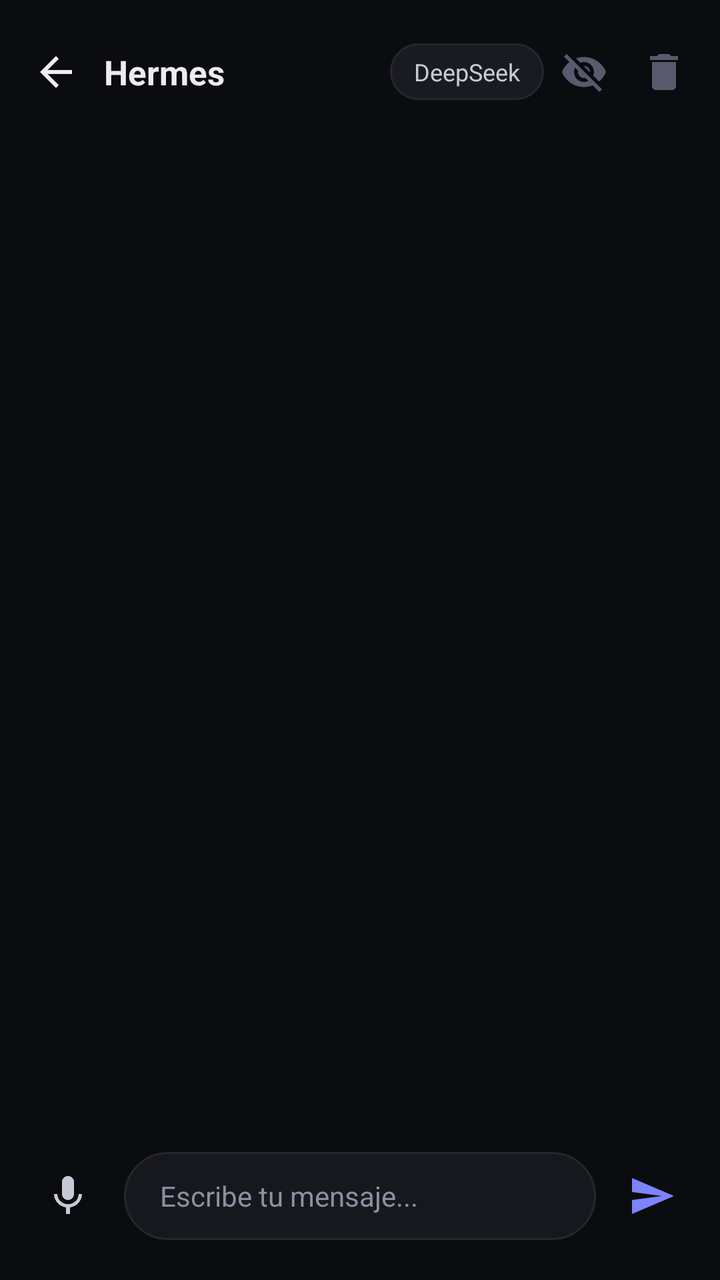
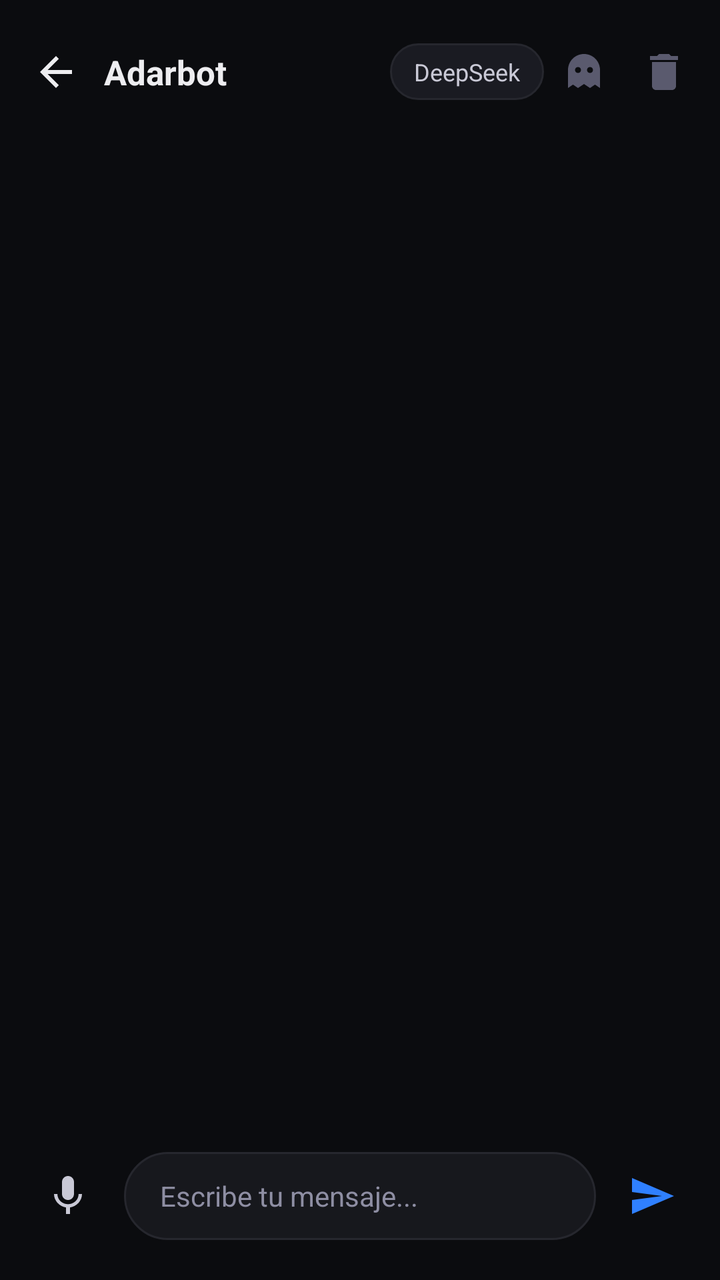

Before-and-after screenshots of an Android layout around one commit, followed by the original layout XML and the change that was made.
<!-- AndroidManifest.xml: activity theme Theme.NemotronVoiceIME -->
<!-- res/layout/activity_chat.xml -->
<?xml version="1.0" encoding="utf-8"?>
<LinearLayout xmlns:android="http://schemas.android.com/apk/res/android"
    android:layout_width="match_parent"
    android:layout_height="match_parent"
    android:background="#0B0C0F"
    android:orientation="vertical">

    <LinearLayout
        android:layout_width="match_parent"
        android:layout_height="wrap_content"
        android:gravity="center_vertical"
        android:orientation="horizontal"
        android:paddingLeft="8dp"
        android:paddingTop="16dp"
        android:paddingRight="8dp"
        android:paddingBottom="8dp">

        <ImageButton
            android:id="@+id/btnBack"
            android:layout_width="40dp"
            android:layout_height="40dp"
            android:background="?attr/selectableItemBackgroundBorderless"
            android:contentDescription="Volver"
            android:padding="8dp"
            android:src="@drawable/ic_back"
            android:tint="#EDEDF0" />

        <TextView
            android:id="@+id/convTitle"
            android:layout_width="0dp"
            android:layout_height="wrap_content"
            android:layout_weight="1"
            android:ellipsize="end"
            android:maxLines="1"
            android:paddingLeft="4dp"
            android:text="Hermes"
            android:textColor="#EDEDF0"
            android:textSize="17sp"
            android:textStyle="bold" />

        <TextView
            android:id="@+id/modelChip"
            android:layout_width="wrap_content"
            android:layout_height="wrap_content"
            android:background="@drawable/bg_chip"
            android:paddingLeft="12dp"
            android:paddingTop="6dp"
            android:paddingRight="12dp"
            android:paddingBottom="6dp"
            android:text="DeepSeek"
            android:textColor="#C9C9D6"
            android:textSize="12sp" />

        <ImageButton
            android:id="@+id/btnIncognito"
            android:layout_width="40dp"
            android:layout_height="40dp"
            android:background="?attr/selectableItemBackgroundBorderless"
            android:contentDescription="Modo incognito"
            android:padding="10dp"
            android:src="@drawable/ic_mask"
            android:tint="#5A5A6E" />

        <ImageButton
            android:id="@+id/btnDelete"
            android:layout_width="40dp"
            android:layout_height="40dp"
            android:background="?attr/selectableItemBackgroundBorderless"
            android:contentDescription="Eliminar conversacion"
            android:padding="10dp"
            android:src="@drawable/ic_trash"
            android:tint="#5A5A6E" />
    </LinearLayout>

    <androidx.recyclerview.widget.RecyclerView
        android:id="@+id/recyclerMessages"
        android:layout_width="match_parent"
        android:layout_height="0dp"
        android:layout_weight="1"
        android:clipToPadding="false"
        android:paddingBottom="8dp" />

    <LinearLayout
        android:layout_width="match_parent"
        android:layout_height="wrap_content"
        android:gravity="center_vertical"
        android:orientation="horizontal"
        android:paddingLeft="12dp"
        android:paddingTop="8dp"
        android:paddingRight="12dp"
        android:paddingBottom="20dp">

        <ImageButton
            android:id="@+id/btnMic"
            android:layout_width="44dp"
            android:layout_height="44dp"
            android:background="?attr/selectableItemBackgroundBorderless"
            android:contentDescription="Escribir por voz"
            android:padding="10dp"
            android:src="@drawable/ic_mic"
            android:tint="#C9C9D6" />

        <EditText
            android:id="@+id/inputField"
            android:layout_width="0dp"
            android:layout_height="44dp"
            android:layout_weight="1"
            android:layout_marginLeft="6dp"
            android:layout_marginRight="6dp"
            android:background="@drawable/bg_input"
            android:hint="Escribe tu mensaje..."
            android:imeOptions="actionSend"
            android:importantForAutofill="no"
            android:inputType="text"
            android:maxLines="1"
            android:paddingLeft="18dp"
            android:paddingRight="18dp"
            android:textColor="#EDEDF0"
            android:textColorHint="#8E8EA3"
            android:textSize="14sp" />

        <ImageButton
            android:id="@+id/btnSend"
            android:layout_width="44dp"
            android:layout_height="44dp"
            android:background="?attr/selectableItemBackgroundBorderless"
            android:contentDescription="Enviar"
            android:padding="10dp"
            android:src="@drawable/ic_send"
            android:tint="#7C83FD" />
    </LinearLayout>
</LinearLayout>
<!-- resources referenced by this layout -->
<resources>
  <!-- drawable bg_chip (drawable) -->
  <shape xmlns:android="http://schemas.android.com/apk/res/android"
      android:shape="rectangle">
      <solid android:color="#1A1B22" />
      <stroke android:width="1dp" android:color="#26272E" />
      <corners android:radius="18dp" />
  </shape>
  <!-- drawable bg_input (drawable) -->
  <shape xmlns:android="http://schemas.android.com/apk/res/android"
      android:shape="rectangle">
      <solid android:color="#17181D" />
      <stroke android:width="1dp" android:color="#26272E" />
      <corners android:radius="28dp" />
  </shape>
  <!-- drawable ic_back (drawable) -->
  <vector xmlns:android="http://schemas.android.com/apk/res/android"
      android:width="24dp"
      android:height="24dp"
      android:viewportWidth="24"
      android:viewportHeight="24">
      <path
          android:fillColor="#FFFFFFFF"
          android:pathData="M20,11L7.83,11l5.59,-5.59L12,4l-8,8 8,8 1.41,-1.41L7.83,13L20,13v-2z" />
  </vector>
  <!-- drawable ic_mask (drawable) -->
  <vector xmlns:android="http://schemas.android.com/apk/res/android"
      android:width="24dp"
      android:height="24dp"
      android:viewportWidth="24"
      android:viewportHeight="24">
      <path
          android:fillColor="#FFFFFFFF"
          android:pathData="M12,7c2.76,0 5,2.24 5,5 0,0.65 -0.13,1.26 -0.36,1.83l2.92,2.92c1.51,-1.26 2.7,-2.89 3.43,-4.75 -1.73,-4.39 -6,-7.5 -11,-7.5 -1.4,0 -2.74,0.25 -3.98,0.7l2.16,2.16C10.74,7.13 11.35,7 12,7zM2,4.27l2.28,2.28 0.46,0.46C3.08,8.3 1.78,10.02 1,12c1.73,4.39 6,7.5 11,7.5 1.55,0 3.03,-0.3 4.38,-0.84l0.42,0.42L19.73,22 21,20.73 3.27,3 2,4.27zM7.53,9.8l1.55,1.55c-0.05,0.21 -0.08,0.43 -0.08,0.65 0,1.66 1.34,3 3,3 0.22,0 0.44,-0.03 0.65,-0.08l1.55,1.55c-0.67,0.33 -1.41,0.53 -2.2,0.53 -2.76,0 -5,-2.24 -5,-5 0,-0.79 0.2,-1.53 0.53,-2.2zM11.84,9.02l3.15,3.15 0.02,-0.16c0,-1.66 -1.34,-3 -3,-3l-0.17,0.01z" />
  </vector>
  <!-- drawable ic_mic (drawable) -->
  <vector xmlns:android="http://schemas.android.com/apk/res/android"
      android:width="24dp"
      android:height="24dp"
      android:viewportWidth="24"
      android:viewportHeight="24">
      <path
          android:fillColor="#FFFFFFFF"
          android:pathData="M12,14c1.66,0 2.99,-1.34 2.99,-3L15,5c0,-1.66 -1.34,-3 -3,-3S9,3.34 9,5v6c0,1.66 1.34,3 3,3zM17.3,11c0,3 -2.54,5.1 -5.3,5.1S6.7,14 6.7,11L5,11c0,3.41 2.72,6.23 6,6.72L11,21h2v-3.28c3.28,-0.48 6,-3.3 6,-6.72h-1.7z" />
  </vector>
  <!-- drawable ic_send (drawable) -->
  <vector xmlns:android="http://schemas.android.com/apk/res/android"
      android:width="24dp"
      android:height="24dp"
      android:viewportWidth="24"
      android:viewportHeight="24">
      <path
          android:fillColor="#FFFFFFFF"
          android:pathData="M2.01,21L23,12 2.01,3 2,10l15,2 -15,2z" />
  </vector>
  <!-- drawable ic_trash (drawable) -->
  <vector xmlns:android="http://schemas.android.com/apk/res/android"
      android:width="24dp"
      android:height="24dp"
      android:viewportWidth="24"
      android:viewportHeight="24">
      <path
          android:fillColor="#FFFFFFFF"
          android:pathData="M6,19c0,1.1 0.9,2 2,2h8c1.1,0 2,-0.9 2,-2L18,7L6,7v12zM19,4h-3.5l-1,-1h-5l-1,1L5,4v2h14L19,4z" />
  </vector>
  <style name="Theme.NemotronVoiceIME" parent="Theme.Material3.DayNight.NoActionBar">
          <item name="colorPrimary">@color/accent</item>
          <item name="colorPrimaryVariant">@color/accent_dark</item>
          <item name="colorOnPrimary">@color/text_light</item>
          <item name="android:statusBarColor">@color/bg_primary</item>
      </style>
  <color name="accent">#76B900</color>
  <color name="accent_dark">#5A8C00</color>
  <color name="text_light">#FFFFFF</color>
  <color name="bg_primary">#1A1A2E</color>
</resources>

<!-- the commit's change to res/layout/activity_chat.xml (unified diff, before → after) -->
@@ -33,7 +33,7 @@
             android:ellipsize="end"
             android:maxLines="1"
             android:paddingLeft="4dp"
-            android:text="Hermes"
+            android:text="Adarbot"
             android:textColor="#EDEDF0"
             android:textSize="17sp"
             android:textStyle="bold" />
@@ -58,7 +58,7 @@
             android:background="?attr/selectableItemBackgroundBorderless"
             android:contentDescription="Modo incognito"
             android:padding="10dp"
-            android:src="@drawable/ic_mask"
+            android:src="@drawable/ic_ghost"
             android:tint="#5A5A6E" />
 
         <ImageButton
@@ -127,6 +127,6 @@
             android:contentDescription="Enviar"
             android:padding="10dp"
             android:src="@drawable/ic_send"
-            android:tint="#7C83FD" />
+            android:tint="#2F80FF" />
     </LinearLayout>
 </LinearLayout>
<!-- resource entries referenced after the edit -->
@@ -24,15 +24,9 @@
           android:fillColor="#FFFFFFFF"
           android:pathData="M20,11L7.83,11l5.59,-5.59L12,4l-8,8 8,8 1.41,-1.41L7.83,13L20,13v-2z" />
   </vector>
-  <!-- drawable ic_mask (drawable) -->
-  <vector xmlns:android="http://schemas.android.com/apk/res/android"
-      android:width="24dp"
-      android:height="24dp"
-      android:viewportWidth="24"
-      android:viewportHeight="24">
-      <path
-          android:fillColor="#FFFFFFFF"
-          android:pathData="M12,7c2.76,0 5,2.24 5,5 0,0.65 -0.13,1.26 -0.36,1.83l2.92,2.92c1.51,-1.26 2.7,-2.89 3.43,-4.75 -1.73,-4.39 -6,-7.5 -11,-7.5 -1.4,0 -2.74,0.25 -3.98,0.7l2.16,2.16C10.74,7.13 11.35,7 12,7zM2,4.27l2.28,2.28 0.46,0.46C3.08,8.3 1.78,10.02 1,12c1.73,4.39 6,7.5 11,7.5 1.55,0 3.03,-0.3 4.38,-0.84l0.42,0.42L19.73,22 21,20.73 3.27,3 2,4.27zM7.53,9.8l1.55,1.55c-0.05,0.21 -0.08,0.43 -0.08,0.65 0,1.66 1.34,3 3,3 0.22,0 0.44,-0.03 0.65,-0.08l1.55,1.55c-0.67,0.33 -1.41,0.53 -2.2,0.53 -2.76,0 -5,-2.24 -5,-5 0,-0.79 0.2,-1.53 0.53,-2.2zM11.84,9.02l3.15,3.15 0.02,-0.16c0,-1.66 -1.34,-3 -3,-3l-0.17,0.01z" />
+  <!-- drawable ic_ghost (drawable) -->
+  <vector xmlns:android="http://schemas.android.com/apk/res/android" android:width="24dp" android:height="24dp" android:viewportWidth="24" android:viewportHeight="24">
+      <path android:fillColor="#FFFFFFFF" android:pathData="M12,3C7.58,3 4,6.58 4,11v9l2.5,-1.7L9,20l3,-2 3,2 2.5,-1.7L20,20v-9c0,-4.42 -3.58,-8 -8,-8zM9,12.5c-0.83,0 -1.5,-0.67 -1.5,-1.5S8.17,9.5 9,9.5s1.5,0.67 1.5,1.5S9.83,12.5 9,12.5zM15,12.5c-0.83,0 -1.5,-0.67 -1.5,-1.5S14.17,9.5 15,9.5s1.5,0.67 1.5,1.5S15.83,12.5 15,12.5z" />
   </vector>
   <!-- drawable ic_mic (drawable) -->
   <vector xmlns:android="http://schemas.android.com/apk/res/android"
